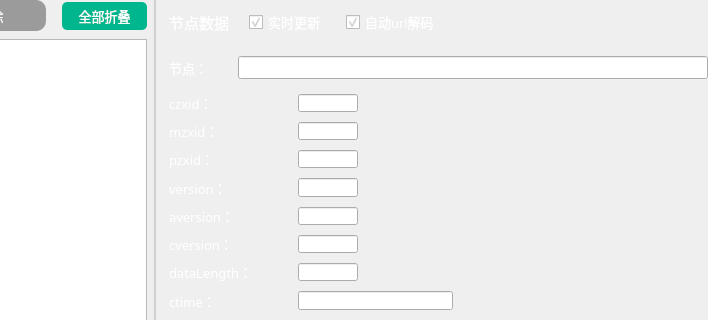
First picture: the form in Fdog-Kit-Zookeeper/module_zookeeper/zookeeperwidget.ui, repository HuaGouFdog/Fdog-Kit, before the edit; both pictures show x 311 to 1019 and y 0 to 320 of the 1019 by 654 pixel window.
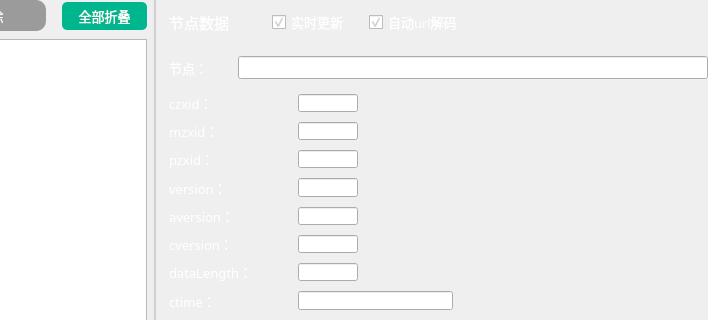
Second picture: the form after the edit. Icons and pictures are not drawn.

Commit message: 新增节点更新提示

What changed in the file:
```diff
--- a/Fdog-Kit-Zookeeper/module_zookeeper/zookeeperwidget.ui
+++ b/Fdog-Kit-Zookeeper/module_zookeeper/zookeeperwidget.ui
@@ -1062,7 +1062,7 @@
          </property>
          <layout class="QHBoxLayout" name="horizontalLayout_10">
           <property name="spacing">
-           <number>20</number>
+           <number>0</number>
           </property>
           <property name="leftMargin">
            <number>9</number>
@@ -1096,6 +1096,77 @@
             </property>
            </widget>
           </item>
+          <item>
+           <widget class="QToolButton" name="toolButton_have_data">
+            <property name="minimumSize">
+             <size>
+              <width>20</width>
+              <height>20</height>
+             </size>
+            </property>
+            <property name="font">
+             <font>
+              <pointsize>10</pointsize>
+              <stylestrategy>PreferAntialias</stylestrategy>
+             </font>
+            </property>
+            <property name="toolTip">
+             <string>绿色表示当前节点有更新</string>
+            </property>
+            <property name="styleSheet">
+             <string notr="true">QToolButton {
+	color: rgb(255, 255, 255);
+	background-color: rgba(255, 255, 255, 0);
+	border: none;
+}
+
+QToolButton::menu-indicator { 
+	image: None;
+}
+
+ 
+QToolButton:hover {
+	color: rgb(255, 255, 255);
+	background-color: rgba(255, 255, 255, 0);
+	border: none;
+}
+QToolTip {
+color: rgb(255, 255, 255);
+background-color: rgb(108, 117, 125, 65);
+border-radius: 2px;
+}</string>
+            </property>
+            <property name="text">
+             <string/>
+            </property>
+            <property name="icon">
+             <iconset resource="../lib.qrc">
+              <normaloff>:/lib/grey.svg</normaloff>:/lib/grey.svg</iconset>
+            </property>
+            <property name="iconSize">
+             <size>
+              <width>20</width>
+              <height>20</height>
+             </size>
+            </property>
+           </widget>
+          </item>
+          <item>
+           <spacer name="horizontalSpacer">
+            <property name="orientation">
+             <enum>Qt::Horizontal</enum>
+            </property>
+            <property name="sizeType">
+             <enum>QSizePolicy::Fixed</enum>
+            </property>
+            <property name="sizeHint" stdset="0">
+             <size>
+              <width>20</width>
+              <height>20</height>
+             </size>
+            </property>
+           </spacer>
+          </item>
           <item>
            <widget class="QCheckBox" name="checkBox_auto">
             <property name="font">
@@ -1123,6 +1194,22 @@
             </property>
            </widget>
           </item>
+          <item>
+           <spacer name="horizontalSpacer_8">
+            <property name="orientation">
+             <enum>Qt::Horizontal</enum>
+            </property>
+            <property name="sizeType">
+             <enum>QSizePolicy::Fixed</enum>
+            </property>
+            <property name="sizeHint" stdset="0">
+             <size>
+              <width>20</width>
+              <height>20</height>
+             </size>
+            </property>
+           </spacer>
+          </item>
           <item>
            <widget class="QCheckBox" name="checkBox_auto_url">
             <property name="font">
```
The commit also changes 1 other file.
